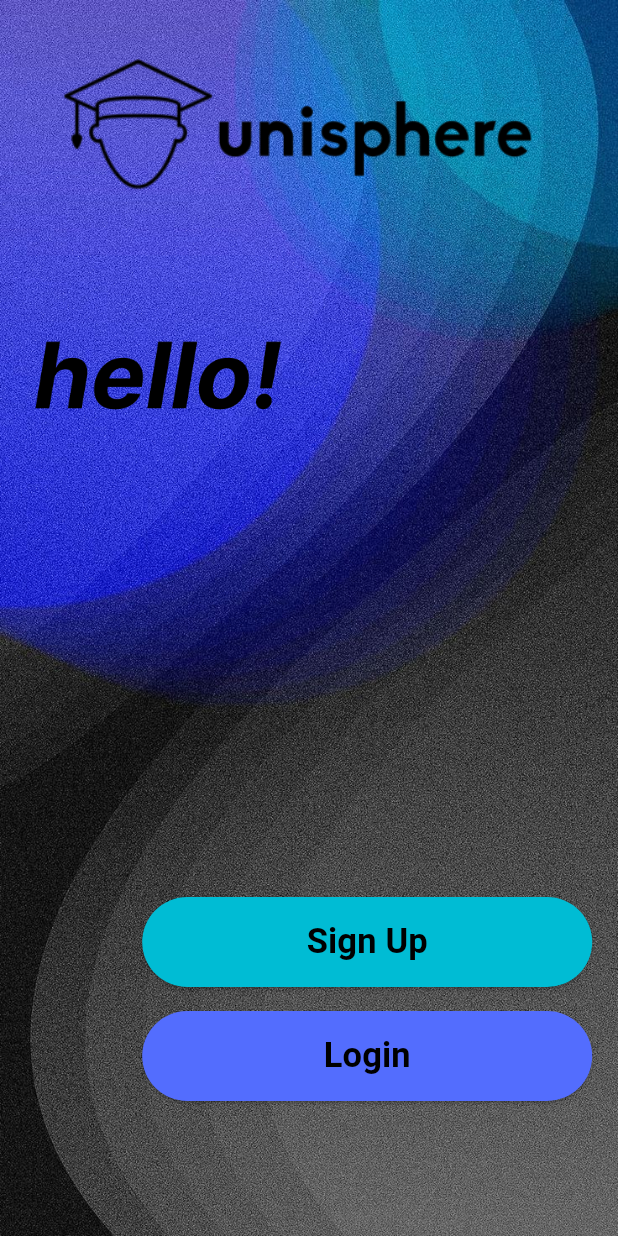
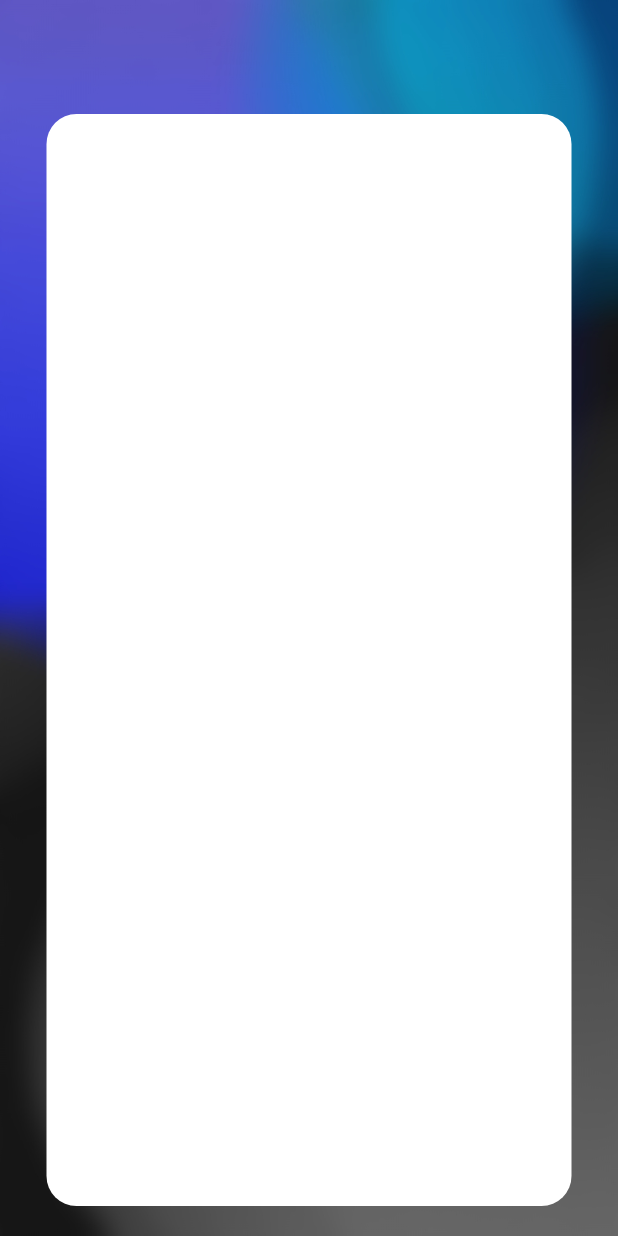
Before and after one commit to nforoutann/unisphere-management-app, a Flutter app: the screen it shows after launch, on a phone screen of 412 x 824 dp. Run offline on Flutter 3.47's test engine with Material 3 defaults, Android fonts, the phone set to English and light mode, and no system bars.

Commit message:
temporary changesgit add --all

```diff
--- a/frontend/lib/main.dart
+++ b/frontend/lib/main.dart
@@ -1,8 +1,10 @@
 import 'package:flutter/material.dart';
 import 'package:frontend/screens/welcome-screen.dart';
+import 'package:frontend/screens/signup-screen-second.dart';
 
 void main(){
-  runApp(myApp());
+  //runApp(myApp());
+  runApp(thisApp());
 }
 
 class myApp extends StatelessWidget{
@@ -21,3 +23,15 @@ class myApp extends StatelessWidget{
     );
   }
 }
+
+class thisApp extends StatelessWidget{
+  thisApp({super.key});
+
+  @override
+  Widget build(BuildContext context){
+    return MaterialApp(
+      debugShowCheckedModeBanner: false,
+      home: SignUpScreen(),
+    );
+  }
+}
--- /dev/null
+++ b/frontend/lib/screens/signup-screen-second.dart
@@ -0,0 +1,58 @@
+import 'package:flutter/material.dart';
+import 'package:frontend/screens/login-screen.dart';
+import 'package:frontend/widgets/custom-scaffold.dart';
+import 'package:frontend/widgets/login-signup-button.dart';
+
+class SignUpScreen extends StatefulWidget {
+  const SignUpScreen({super.key});
+
+  @override
+  State<SignUpScreen> createState() => _SignUpScreenState();
+}
+
+class _SignUpScreenState extends State<SignUpScreen> {
+  final TextEditingController _usernameController = TextEditingController();
+  final TextEditingController _emailController = TextEditingController();
+  final TextEditingController _passwordController = TextEditingController();
+  final TextEditingController _nameController = TextEditingController();
+  final TextEditingController _idController = TextEditingController();
+
+  bool _isPasswordVisible = false;
+
+  @override
+  void dispose() {
+    _usernameController.dispose();
+    _emailController.dispose();
+    _passwordController.dispose();
+    _nameController.dispose();
+    _idController.dispose();
+    super.dispose();
+  }
+
+  @override
+  Widget build(BuildContext context) {
+    final double keyboardHeight = MediaQuery
+        .of(context)
+        .viewInsets
+        .bottom;
+    final bool isKeyboardOpen = keyboardHeight > 0;
+
+    return CustomScaffold(
+      backgroundAddress: 'assets/images/blurBack.jpg',
+      child: Padding(
+        padding: const EdgeInsets.all(20.0),
+        child: Align(
+          alignment: Alignment.center,
+          child: Container(
+            height: double.infinity,
+            width: 350,
+            decoration: BoxDecoration(
+              borderRadius: BorderRadius.all(Radius.circular(20)),
+              color: Colors.white,
+            ),
+          ),
+        ),
+      ),
+    );
+  }
+}
--- a/frontend/lib/widgets/custom-scaffold.dart
+++ b/frontend/lib/widgets/custom-scaffold.dart
@@ -1,8 +1,9 @@
 import 'package:flutter/material.dart';
 
 class CustomScaffold extends StatelessWidget{
-  CustomScaffold({super.key,required this.child});
+  CustomScaffold({super.key,required this.child, this.backgroundAddress='assets/images/background.jpg'});
   Widget child;
+  String? backgroundAddress;
 
   @override
   Widget build(BuildContext context){
@@ -16,7 +17,7 @@ class CustomScaffold extends StatelessWidget{
       body: Stack(
         children: [
           Image.asset(
-            'assets/images/background.jpg',
+            backgroundAddress!,
             fit: BoxFit.cover,
             width: double.infinity,
             height: double.infinity,
```
Also changed, not shown: frontend/assets/images/blurBack.jpg (added).
